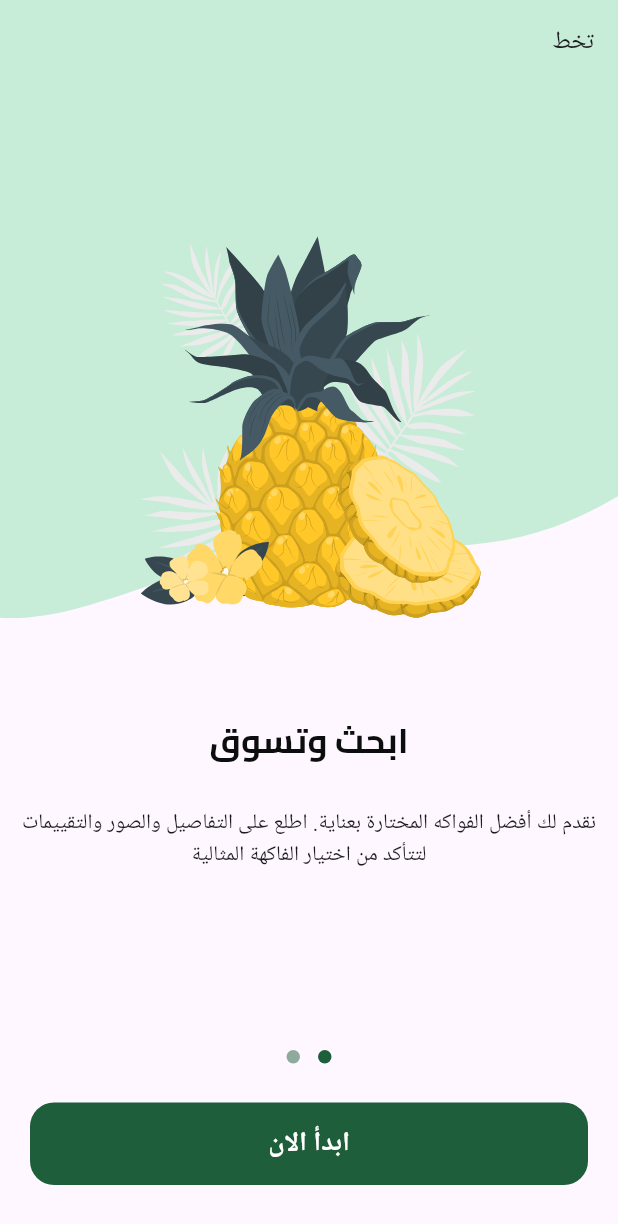
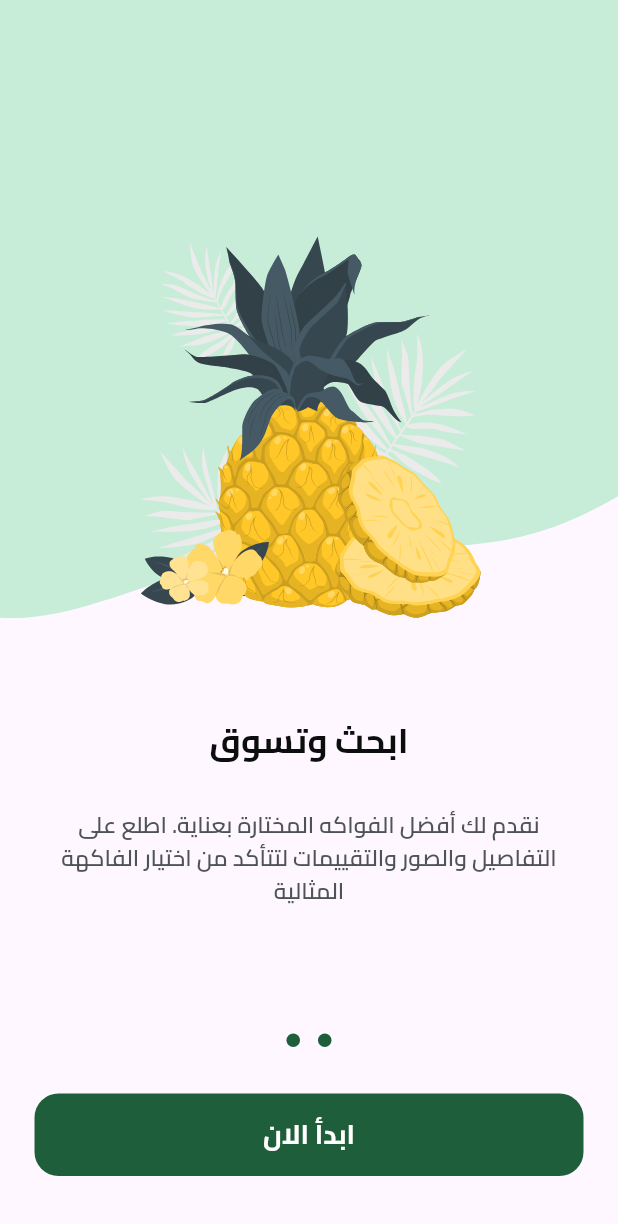
Before and after one commit to Ehabhanna1/Fruits-HuB, a Flutter app: the screen it shows after launch, swiped to page 2, on a phone screen of 412 x 824 dp. Shown: the top 1224 px of the screen. Run offline on Flutter 3.47's test engine with Material 3 defaults, Android fonts, the phone set to English and light mode, and no system bars; drawn by our look-alikes of dots_indicator; our stand-ins replace flutter_screenutil, flutter_svg.

Commit message:
onboarding view done

```diff
--- a/lib/core/utils/app_text.dart
+++ b/lib/core/utils/app_text.dart
@@ -2,48 +2,48 @@ import 'package:flutter/material.dart';
 import 'package:flutter_screenutil/flutter_screenutil.dart';
 
 abstract class TextStyles {
-  static  TextStyle bold13 = TextStyle(
+  static  TextStyle bold15 = TextStyle(
     fontWeight: FontWeight.bold,
-    fontSize: 13.sp,
+    fontSize: 15.sp,
   );
-  static  TextStyle bold23 = TextStyle(
+  static  TextStyle bold25 = TextStyle(
     fontWeight: FontWeight.bold,
-    fontSize: 23.sp,
+    fontSize: 25.sp,
   );
 
-  static  TextStyle semiBold13 = TextStyle(
+  static  TextStyle semiBold15 = TextStyle(
     fontWeight: FontWeight.w600,
-    fontSize: 13.sp,
+    fontSize: 15.sp,
   );
 
-  static  TextStyle regular13 = TextStyle(
+  static  TextStyle regular15 = TextStyle(
     fontWeight: FontWeight.normal,
-    fontSize: 13.sp,
+    fontSize: 15.sp,
   );
 
-  static  TextStyle bold16 = TextStyle(
+  static  TextStyle bold18 = TextStyle(
     fontWeight: FontWeight.bold,
-    fontSize: 16.sp,
+    fontSize: 18.sp,
   );
 
-  static  TextStyle bold19 = TextStyle(
+  static  TextStyle bold21 = TextStyle(
     fontWeight: FontWeight.bold,
-    fontSize: 19.sp,
+    fontSize: 21.sp,
   );
 
-  static  TextStyle semiBold16 = TextStyle(
+  static  TextStyle semiBold18 = TextStyle(
     fontWeight: FontWeight.w600,
-    fontSize: 16.sp,
+    fontSize: 18.sp,
   );
 
-  static  TextStyle bold28 = TextStyle(
+  static  TextStyle bold30 = TextStyle(
     fontWeight: FontWeight.bold,
-    fontSize: 28.sp,
+    fontSize: 30.sp,
   );
 
-  static  TextStyle regular22 = TextStyle(
+  static  TextStyle regular24 = TextStyle(
     fontWeight: FontWeight.normal,
-    fontSize: 22.sp,
+    fontSize: 24.sp,
   );
 
   static  TextStyle semiBold11 = TextStyle(
--- a/lib/features/on_boarding/presentation/views/on_boarding_view.dart
+++ b/lib/features/on_boarding/presentation/views/on_boarding_view.dart
@@ -7,7 +7,7 @@ class OnBoardingView extends StatelessWidget {
   @override
   Widget build(BuildContext context) {
     return Scaffold(
-      body: SafeArea(child: const OnBoardingViewBody()),
+      body: const OnBoardingViewBody(),
     );
   }
 }
--- a/lib/features/on_boarding/presentation/widgets/on_boarding_page_view.dart
+++ b/lib/features/on_boarding/presentation/widgets/on_boarding_page_view.dart
@@ -5,14 +5,17 @@ import 'package:fruits_hub_app/core/utils/app_text.dart';
 import 'package:fruits_hub_app/features/on_boarding/presentation/widgets/page_view_items.dart';
 
 class OnBoardingPageView extends StatelessWidget {
-  const OnBoardingPageView({super.key});
+  const OnBoardingPageView({super.key, required this.pageController});
+
+  final PageController pageController;
 
   @override
   Widget build(BuildContext context) {
     return PageView(
+      controller: pageController,
       children: [
          PageViewItems(
-        //  isVisible: true,
+          isVisible: true,
           image: AppImages.imagesPageViewItem1Image,
           backgroundImage: AppImages.imagesPageViewItem1BackgroundImage,
           subtitle:
@@ -22,17 +25,17 @@ class OnBoardingPageView extends StatelessWidget {
             children: [
               Text(
                 'مرحبًا بك في',
-                style: TextStyles.bold23,
+                style: TextStyles.bold25,
               ),
               Text(
                 '  HUB',
-                style: TextStyles.bold23.copyWith(
+                style: TextStyles.bold25.copyWith(
                   color: AppColors.secondaryColor,
                 ),
               ),
               Text(
                 'Fruit',
-                style: TextStyles.bold23.copyWith(
+                style: TextStyles.bold25.copyWith(
                   color: AppColors.primaryColor,
                 ),
               ),
@@ -42,7 +45,7 @@ class OnBoardingPageView extends StatelessWidget {
 
 
       const PageViewItems(
-         // isVisible: false,
+          isVisible: false,
           image: AppImages.imagesPageViewItem2Image,
           backgroundImage: AppImages.imagesPageViewItem2BackgroundImage,
           subtitle:
--- a/lib/features/on_boarding/presentation/widgets/on_boarding_view_body.dart
+++ b/lib/features/on_boarding/presentation/widgets/on_boarding_view_body.dart
@@ -21,6 +21,7 @@ class _OnBoardingViewBodyState extends State<OnBoardingViewBody> {
     pageController = PageController();
     pageController.addListener(() {
       currentPage = pageController.page!.round();
+      setState(() {});
     });
     super.initState();
   }
@@ -35,22 +36,31 @@ class _OnBoardingViewBodyState extends State<OnBoardingViewBody> {
   Widget build(BuildContext context) {
     return Column(
       children: [
-        Expanded(child: const OnBoardingPageView()),
+        Expanded(child:  OnBoardingPageView(
+          pageController: pageController,
+        )),
+
         DotsIndicator(
           dotsCount: 2,
           decorator: DotsDecorator(
             activeColor: AppColors.primaryColor,
 
-            color: AppColors.primaryColor.withOpacity(0.5),
+            color: currentPage == 1 ? AppColors.primaryColor : AppColors.primaryColor.withOpacity(0.5),
           ),
         ),
-        verticalSpacing(20),
+        verticalSpacing(25),
 
-        Padding(
-          padding: const EdgeInsets.symmetric(horizontal: 20),
-          child: CustomButton(onPressed: () {}, text: 'ابدأ الان'),
+        Visibility(
+          visible: currentPage == 1 ? true : false,
+          maintainAnimation: true,
+          maintainState: true,
+          maintainSize: true,
+          child: Padding(
+            padding: const EdgeInsets.symmetric(horizontal: 23),
+            child: CustomButton(onPressed: () {}, text: 'ابدأ الان'),
+          ),
         ),
-        verticalSpacing(34),
+        verticalSpacing(40),
       ],
     );
   }
--- a/lib/features/on_boarding/presentation/widgets/page_view_items.dart
+++ b/lib/features/on_boarding/presentation/widgets/page_view_items.dart
@@ -3,11 +3,13 @@ import 'package:flutter_svg/flutter_svg.dart';
 import 'package:fruits_hub_app/core/utils/app_text.dart';
 
 class PageViewItems extends StatelessWidget {
-  const PageViewItems({super.key, required this.image, required this.backgroundImage, required this.title, required this.subtitle});
+  const PageViewItems({super.key, required this.image, required this.backgroundImage, required this.title, required this.subtitle, required this.isVisible});
 
   final String image, backgroundImage;
   final Widget title;
   final String subtitle;
+
+  final bool isVisible;
 
   @override
   Widget build(BuildContext context) {
@@ -27,9 +29,12 @@ class PageViewItems extends StatelessWidget {
                 child: SvgPicture.asset(image,)),
 
 
-                Padding(
-                  padding: const EdgeInsets.all(16),
-                  child: Text("تخط",style: TextStyles.regular16,),
+                Visibility(
+                  visible: isVisible,
+                  child: Padding(
+                    padding: const EdgeInsets.symmetric(horizontal: 20,vertical:65),
+                    child: Text("تخط",style: TextStyles.regular16,),
+                  ),
                 ),
 
 
@@ -42,7 +47,13 @@ class PageViewItems extends StatelessWidget {
 
         title,
         SizedBox(height: 24,),
-        Text(subtitle,textAlign: TextAlign.center,),
+        Padding(
+          padding: const EdgeInsets.symmetric(horizontal: 37),
+          child: Text(subtitle,textAlign: TextAlign.center,
+          style: TextStyles.semiBold15.copyWith(
+                color: const Color(0xFF4E5456),
+              ),),
+        ),
       ],
     );
   }
--- a/lib/features/splash/presentation/views/splash_view.dart
+++ b/lib/features/splash/presentation/views/splash_view.dart
@@ -11,7 +11,7 @@ class SplashView extends StatelessWidget {
   Widget build(BuildContext context) {
     return Scaffold(
 
-      body:  SafeArea(child: const SplashViewBody()),
+      body:  const SplashViewBody(),
 
     );
   }
--- a/lib/main.dart
+++ b/lib/main.dart
@@ -21,7 +21,9 @@ class FruitsHub extends StatelessWidget {
       minTextAdapt: true,
       splitScreenMode: true,
       child: MaterialApp(
-
+          theme: ThemeData(
+          fontFamily: 'Cairo',
+        ) ,
         localizationsDelegates: [
                 S.delegate,
                  GlobalMaterialLocalizations.delegate,
```
